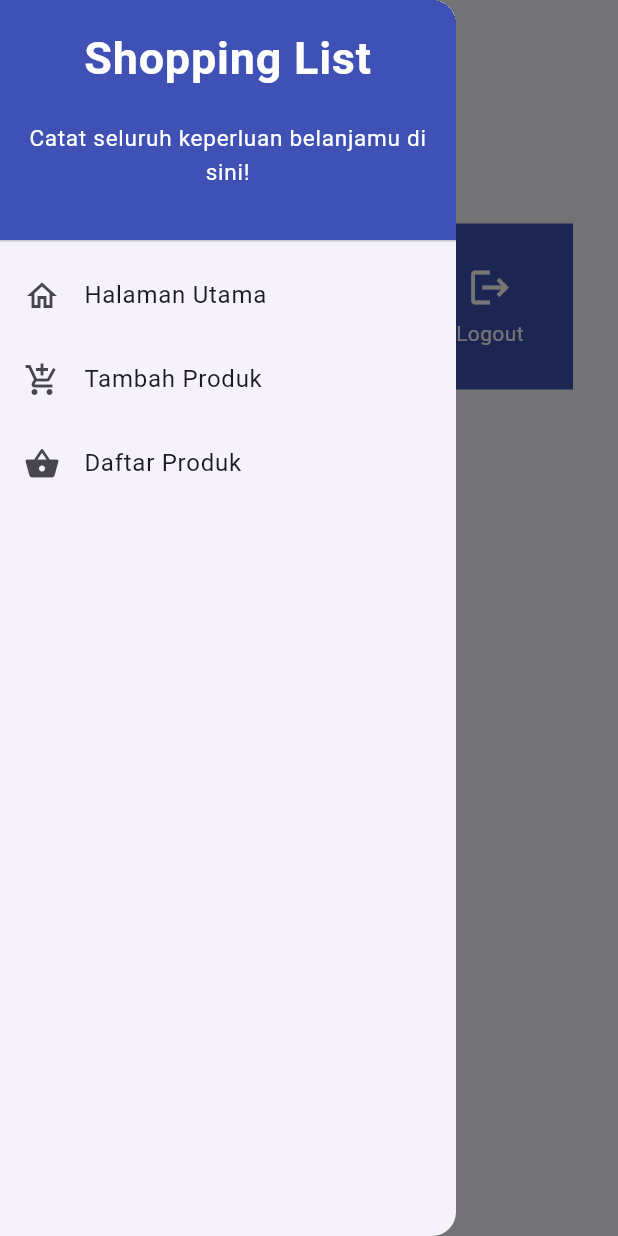
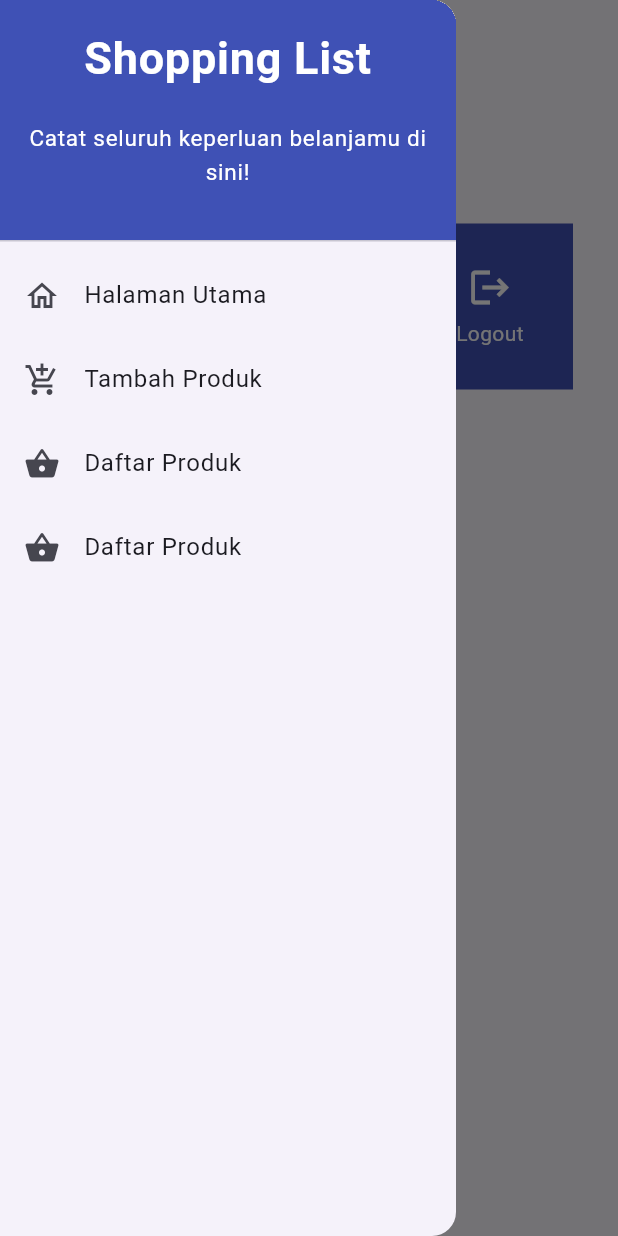
Before and after one commit to Ajiens/shopping-list-mobile, a Flutter app: the MyHomePage screen opened directly, with the side drawer open, on a phone screen of 412 x 824 dp. Run offline on Flutter 3.47's test engine with Material 2 defaults, Android fonts, the phone set to English and light mode, and no system bars; missing offline and left inert: pbp_django_auth.

Commit message:
pre-release

```diff
--- a/lib/widgets/left_drawer.dart
+++ b/lib/widgets/left_drawer.dart
@@ -78,6 +78,17 @@ class LeftDrawer extends StatelessWidget {
               );
             },
           ),
+          ListTile(
+            leading: const Icon(Icons.shopping_basket),
+            title: const Text('Daftar Produk'),
+            onTap: () {
+              // Route menu ke halaman produk
+              Navigator.push(
+                context,
+                MaterialPageRoute(builder: (context) => const ProductPage()),
+              );
+            },
+          ),
         ],
       ),
     );
--- a/lib/widgets/shop_card.dart
+++ b/lib/widgets/shop_card.dart
@@ -61,6 +61,10 @@ class ShopCard extends StatelessWidget {
               ));
             }
           }
+          else if (item.name == "Lihat Produk") {
+            Navigator.push(context,
+                MaterialPageRoute(builder: (context) => const ProductPage()));
+          }
         },
         child: Container(
           // Container untuk menyimpan Icon dan Text
```
Also changed, not shown: 5 other files.
